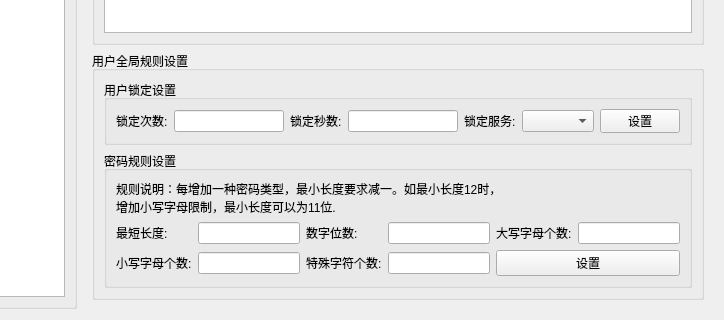
Old version of the form SEC/tabsecritypage.ui in the repository liuyufeng509/SecCenter; both pictures show x 134 to 858 and y 158 to 478 of the 858 by 478 pixel window.
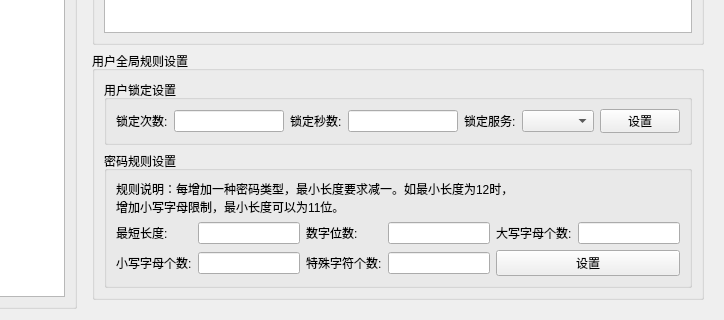
New version of the form. The open tabs and pages were chosen to show the change.

What changed in the file:
```diff
--- a/SEC/tabsecritypage.ui
+++ b/SEC/tabsecritypage.ui
@@ -305,8 +305,8 @@
                <item row="0" column="0" colspan="6">
                 <widget class="QLabel" name="label_13">
                  <property name="text">
-                  <string>规则说明：每增加一种密码类型，最小长度要求减一。如最小长度12时，
-增加小写字母限制，最小长度可以为11位.</string>
+                  <string>规则说明：每增加一种密码类型，最小长度要求减一。如最小长度为12时，
+增加小写字母限制，最小长度可以为11位。</string>
                  </property>
                 </widget>
                </item>
```
Left out of the diff: 12 changed lines with no effect on the pictures.
